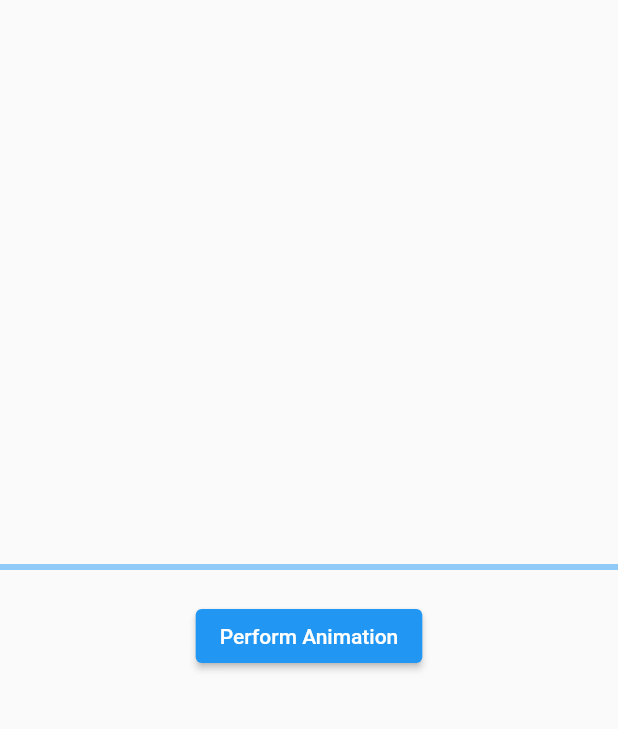
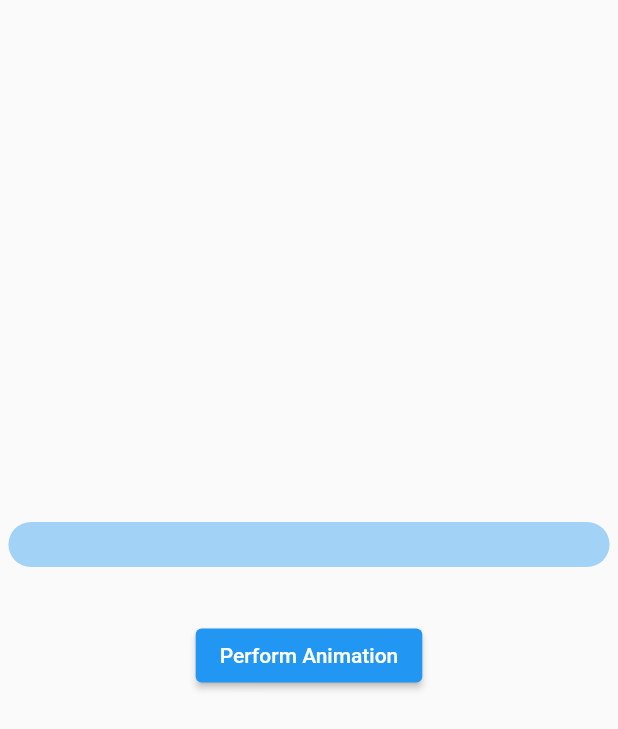
Before and after one commit to AradhyaNepal/Animation, a Flutter app: the screen it shows after launch, after a tap on "Animation Background", on a phone screen of 412 x 824 dp. Shown: the top 729 px of the screen. Run offline on Flutter 3.47's test engine with Material 2 defaults, Android fonts, the phone set to English and light mode, and no system bars.

Commit message:
Adding animation

```diff
--- a/lib/screens/animation_background/animation_background_screen.dart
+++ b/lib/screens/animation_background/animation_background_screen.dart
@@ -1,3 +1,4 @@
+import 'package:animation/screens/animation_background/widgets/custom_loading.dart';
 import 'package:flutter/material.dart';
 
 class AnimationBackgroundScreen extends StatefulWidget {
@@ -30,8 +31,8 @@ class _AnimationBackgroundScreenState extends State<AnimationBackgroundScreen> w
           AnimatedBuilder(
               animation: animation,
               builder: (_,__){
-                return LinearProgressIndicator(
-                  value: animation.value,
+                return CustomLoading(
+                  progressMultiple: animation.value,
                 );
               }
           ),
@@ -109,12 +110,9 @@ class _AnimationBackgroundScreenState extends State<AnimationBackgroundScreen> w
 
 
 
-
-
-
-
-
-
-
-
+  @override
+  void dispose() {
+    animationController.dispose();
+    super.dispose();
+  }
 }
--- /dev/null
+++ b/lib/screens/animation_background/widgets/custom_loading.dart
@@ -0,0 +1,71 @@
+import 'dart:math';
+import 'dart:ui';
+
+import 'package:flutter/material.dart';
+
+class CustomLoading extends StatelessWidget {
+  final double progressMultiple;
+  const CustomLoading({required this.progressMultiple,Key? key}) : super(key: key);
+
+  @override
+  Widget build(BuildContext context) {
+    return SizedBox(
+      height: 30,
+      width: MediaQuery.of(context).size.width,
+      child: CustomPaint(
+        painter: LoadingCustomPainter(progressMultiple),
+      ),
+    );
+  }
+}
+
+class LoadingCustomPainter extends CustomPainter{
+  final Color color=Colors.blue;
+  double progressMultiple;
+  LoadingCustomPainter(this.progressMultiple);
+
+
+
+  @override
+  void paint(Canvas canvas, Size size) {
+    _drawBackground(canvas, size);
+    _drawProgress(canvas, size);
+    _drawInner(canvas,size);
+
+  }
+
+  void _drawBackground(Canvas canvas, Size size) {
+    Paint paint=Paint()..color=color.withOpacity(0.4)..style=PaintingStyle.fill..strokeWidth=size.height..strokeCap=StrokeCap.round;
+    canvas.drawLine(Offset(_startPosition(size), 0), Offset(endWidth(size), 0), paint);
+  }
+
+  double _startPosition(Size size) => size.width*0.05;
+
+  void _drawProgress(Canvas canvas, Size size) {
+    if(progressMultiple!=0){
+       Paint paint=Paint()..color=color..style=PaintingStyle.fill..strokeWidth=size.height..strokeCap=StrokeCap.round;
+      canvas.drawLine(Offset(_startPosition(size), 0), Offset(_animationEnd(size), 0), paint);
+    }
+  }
+
+  double _animationEnd(Size size) => endWidth(size)*progressMultiple;
+
+  void _drawInner(Canvas canvas, Size size) {
+    for(double i =_startPosition(size);i<_animationEnd(size)-_widthPerItem(size);i+=_widthPerItem(size)){
+      Paint paint=Paint()..color=Colors.white..style=PaintingStyle.fill..strokeWidth=size.height/5..strokeCap=StrokeCap.round;
+      canvas.drawLine(Offset(i+_widthPerItem(size)/2, 0), Offset(i+_widthPerItem(size)/2, 0), paint);
+    }
+  }
+
+  double _widthPerItem(Size size) => endWidth(size)/_numberOfItem();
+
+  int _numberOfItem() => 15;
+
+  double endWidth(Size size) => size.width*0.95;
+
+  @override
+  bool shouldRepaint(covariant LoadingCustomPainter oldDelegate) {
+    return oldDelegate.progressMultiple !=progressMultiple;
+  }
+
+}
--- a/lib/screens/home/home_screen.dart
+++ b/lib/screens/home/home_screen.dart
@@ -30,12 +30,12 @@ class HomeScreen extends StatelessWidget {
                   routeToNavigate: AnimationBackgroundScreen.route,
                 ),
                 HomeScreenOptionsWidget(
+                  heading:  WithoutFamilyMembersOfAnimation.title,
+                  routeToNavigate: WithoutFamilyMembersOfAnimation.route,
+                ),
+                HomeScreenOptionsWidget(
                   heading:  AnimationFamilyTree.title,
                   routeToNavigate: AnimationFamilyTree.route,
-                ),
-                HomeScreenOptionsWidget(
-                  heading:  WithoutFamilyMembersOfAnimation.title,
-                  routeToNavigate: WithoutFamilyMembersOfAnimation.route,
                 ),
               ],
             ),
```
